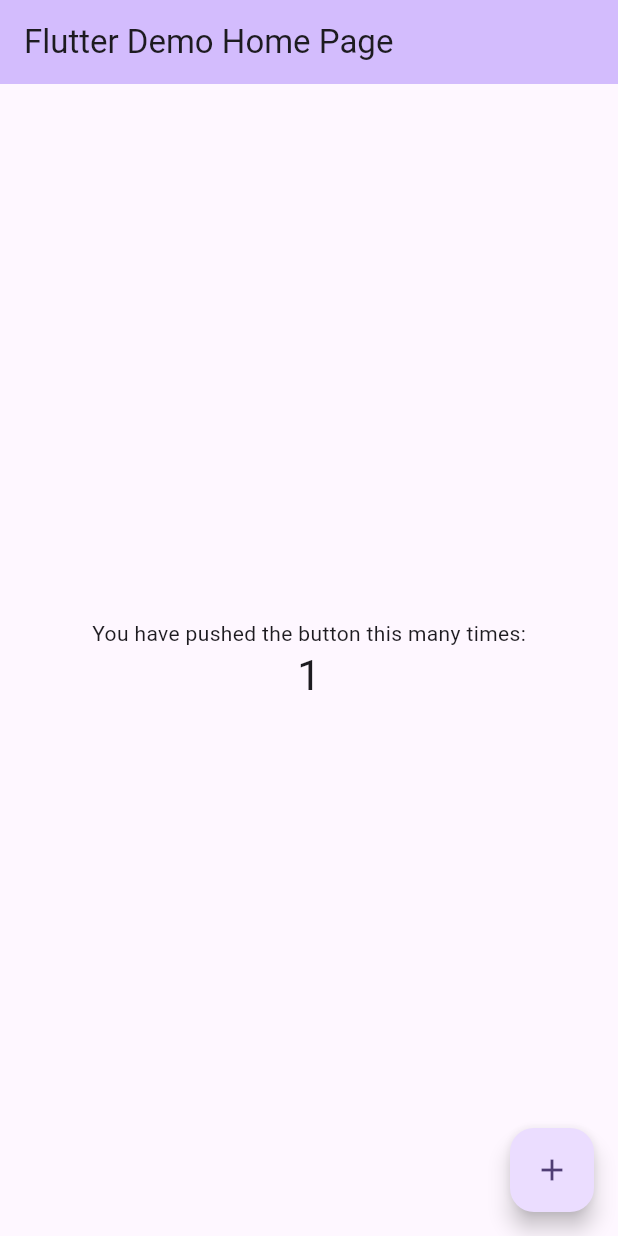
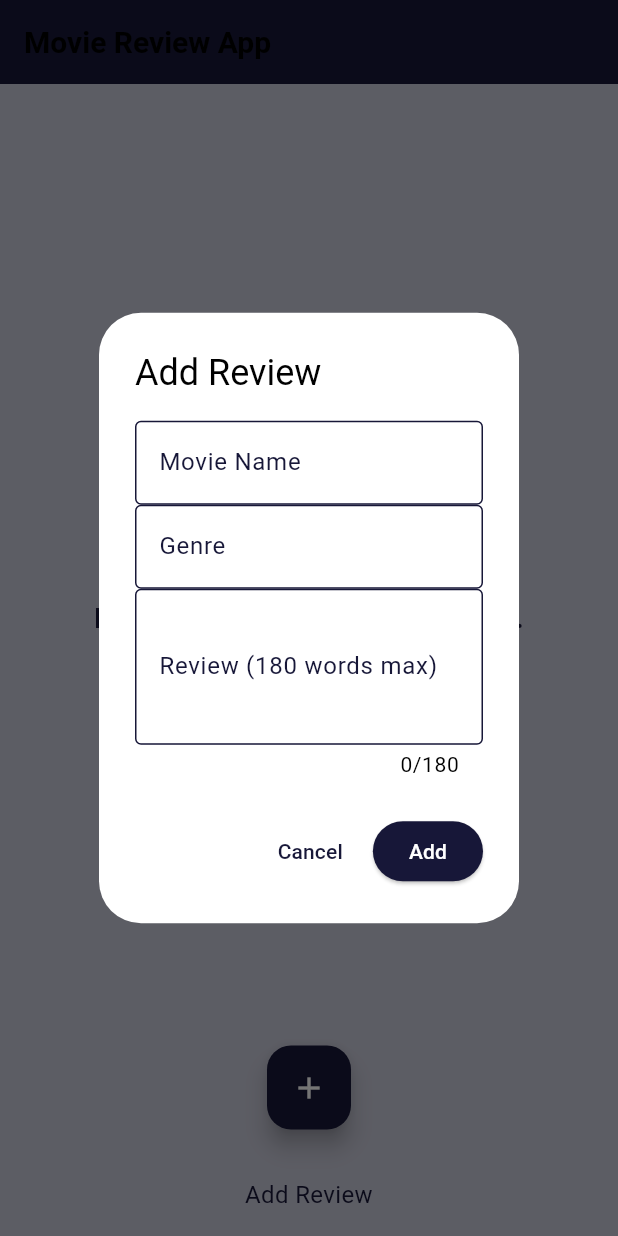
Before and after one commit to ashthejuan/movie_review_app, a Flutter app: the screen it shows after launch, after a tap on the "add" icon, on a phone screen of 412 x 824 dp. Run offline on Flutter 3.47's test engine with Material 3 defaults, Android fonts, the phone set to English and light mode, and no system bars.

Commit message:
Added the code for the app

```diff
--- a/lib/main.dart
+++ b/lib/main.dart
@@ -1,125 +1,191 @@
 import 'package:flutter/material.dart';
 
 void main() {
-  runApp(const MyApp());
+  runApp(MovieReviewApp());
 }
 
-class MyApp extends StatelessWidget {
-  const MyApp({super.key});
-
-  // This widget is the root of your application.
+class MovieReviewApp extends StatelessWidget {
   @override
   Widget build(BuildContext context) {
     return MaterialApp(
-      title: 'Flutter Demo',
+      title: 'Movie Review App',
       theme: ThemeData(
-        // This is the theme of your application.
-        //
-        // TRY THIS: Try running your application with "flutter run". You'll see
-        // the application has a purple toolbar. Then, without quitting the app,
-        // try changing the seedColor in the colorScheme below to Colors.green
-        // and then invoke "hot reload" (save your changes or press the "hot
-        // reload" button in a Flutter-supported IDE, or press "r" if you used
-        // the command line to start the app).
-        //
-        // Notice that the counter didn't reset back to zero; the application
-        // state is not lost during the reload. To reset the state, use hot
-        // restart instead.
-        //
-        // This works for code too, not just values: Most code changes can be
-        // tested with just a hot reload.
-        colorScheme: ColorScheme.fromSeed(seedColor: Colors.deepPurple),
-        useMaterial3: true,
+        primaryColor: Color(0xFF171738),
+        scaffoldBackgroundColor: Color(0xFFC9CAD9),
+
+        colorScheme: ColorScheme.light(
+          primary: Color(0xFF171738),
+          onPrimary: Colors.white,
         ),
-      home: const MyHomePage(title: 'Flutter Demo Home Page'),
+        textTheme: TextTheme(
+          titleLarge:TextStyle(fontSize: 20, fontWeight: FontWeight.bold, color: Color(0xFF171738)),
+          bodyMedium: TextStyle(fontSize: 16, color: Color(0xFF171738)),
+          bodySmall: TextStyle(fontSize: 14, color: Color(0xFF171738)),
+        ),
+
+        elevatedButtonTheme: ElevatedButtonThemeData(
+          style: ElevatedButton.styleFrom(
+            backgroundColor: Color(0xFF171738),
+            foregroundColor: Colors.white,
+          ),
+        ),
+
+        inputDecorationTheme: InputDecorationTheme(
+          labelStyle: TextStyle(color: Color(0xFF171738)),
+          focusedBorder: OutlineInputBorder(
+            borderSide: BorderSide(color: Color(0xFF171738)),
+          ),
+          enabledBorder: OutlineInputBorder(
+            borderSide: BorderSide(color: Color(0xFF171738)),
+          ),
+        ),
+      ),
+      home: MovieReviewScreen(),
     );
   }
 }
 
-class MyHomePage extends StatefulWidget {
-  const MyHomePage({super.key, required this.title});
-
-  // This widget is the home page of your application. It is stateful, meaning
-  // that it has a State object (defined below) that contains fields that affect
-  // how it looks.
-
-  // This class is the configuration for the state. It holds the values (in this
-  // case the title) provided by the parent (in this case the App widget) and
-  // used by the build method of the State. Fields in a Widget subclass are
-  // always marked "final".
-
-  final String title;
-
+class MovieReviewScreen extends StatefulWidget {
   @override
-  State<MyHomePage> createState() => _MyHomePageState();
+  _MovieReviewScreenState createState() => _MovieReviewScreenState();
 }
 
-class _MyHomePageState extends State<MyHomePage> {
-  int _counter = 0;
+class _MovieReviewScreenState extends State<MovieReviewScreen> {
+  List<Map<String, String>> reviews = [];
 
-  void _incrementCounter() {
+
+  final TextEditingController _movieNameController = TextEditingController();
+  final TextEditingController _genreController = TextEditingController();
+  final TextEditingController _reviewContoller = TextEditingController();
+
+  void _addReview(){
+    if (_movieNameController.text.isNotEmpty &&
+        _genreController.text.isNotEmpty &&
+        _reviewContoller.text.isNotEmpty){
           setState(() {
-      // This call to setState tells the Flutter framework that something has
-      // changed in this State, which causes it to rerun the build method below
-      // so that the display can reflect the updated values. If we changed
-      // _counter without calling setState(), then the build method would not be
-      // called again, and so nothing would appear to happen.
-      _counter++;
+            reviews.add({
+              'movieName': _movieNameController.text,
+              'genre': _genreController.text,
+              'review': _reviewContoller.text,
             });
+          });
+
+          _movieNameController.clear();
+          _genreController.clear();
+          _reviewContoller.clear();
+
+          Navigator.of(context).pop();
+        } else {
+          ScaffoldMessenger.of(context).showSnackBar(
+            SnackBar(content: Text('Please fill all fields')),
+          );
         }
+  }
+
+  void _showAddReviewDialog(){
+    showDialog(context: context, builder: (context){
+      return AlertDialog(
+        title: Text('Add Review'),
+        content: Column(
+          mainAxisSize: MainAxisSize.min,
+          children: [
+            TextField(
+              controller: _movieNameController,
+              decoration: InputDecoration(labelText: 'Movie Name'),
+            ),
+            TextField(
+              controller: _genreController,
+              decoration: InputDecoration(labelText: 'Genre'),
+            ),
+            TextField(
+              controller: _reviewContoller,
+              maxLines: 3,
+              maxLength: 180,
+              decoration: InputDecoration(labelText: 'Review (180 words max)'),
+            ),
+          ],
+        ),
+        actions: [
+          TextButton(onPressed: (){
+            Navigator.of(context).pop();
+          },
+          child: Text('Cancel'),
+          ),
+          ElevatedButton(onPressed: _addReview, child: Text('Add')),
+        ],
+      );
+    },
+    );
+  }
+
 
   @override
   Widget build(BuildContext context) {
-    // This method is rerun every time setState is called, for instance as done
-    // by the _incrementCounter method above.
-    //
-    // The Flutter framework has been optimized to make rerunning build methods
-    // fast, so that you can just rebuild anything that needs updating rather
-    // than having to individually change instances of widgets.
     return Scaffold(
       appBar: AppBar(
-        // TRY THIS: Try changing the color here to a specific color (to
-        // Colors.amber, perhaps?) and trigger a hot reload to see the AppBar
-        // change color while the other colors stay the same.
-        backgroundColor: Theme.of(context).colorScheme.inversePrimary,
-        // Here we take the value from the MyHomePage object that was created by
-        // the App.build method, and use it to set our appbar title.
-        title: Text(widget.title),
+        title: Text('Movie Review App'),
+        backgroundColor: Color(0xFF171738),
       ),
-      body: Center(
-        // Center is a layout widget. It takes a single child and positions it
-        // in the middle of the parent.
-        child: Column(
-          // Column is also a layout widget. It takes a list of children and
-          // arranges them vertically. By default, it sizes itself to fit its
-          // children horizontally, and tries to be as tall as its parent.
-          //
-          // Column has various properties to control how it sizes itself and
-          // how it positions its children. Here we use mainAxisAlignment to
-          // center the children vertically; the main axis here is the vertical
-          // axis because Columns are vertical (the cross axis would be
-          // horizontal).
-          //
-          // TRY THIS: Invoke "debug painting" (choose the "Toggle Debug Paint"
-          // action in the IDE, or press "p" in the console), to see the
-          // wireframe for each widget.
-          mainAxisAlignment: MainAxisAlignment.center,
-          children: <Widget>[
-            const Text(
-              'You have pushed the button this many times:',
+      body: reviews.isEmpty ? Center(
+        child: Text(
+          'No reviews yet. Tap "+" to add one.',
+          style: TextStyle(fontSize: 18, fontWeight: FontWeight.bold, color: Color(0xFF171738)),
         ),
-            Text(
-              '$_counter',
-              style: Theme.of(context).textTheme.headlineMedium,
+      )
+    : ListView.builder(
+      itemCount: reviews.length,
+      itemBuilder: (context, index) {
+        final review = reviews[index];
+        return Container(
+          padding: EdgeInsets.all(16),
+          margin: EdgeInsets.symmetric(vertical: 8, horizontal: 16),
+          decoration: BoxDecoration(
+            color: Colors.white,
+            borderRadius: BorderRadius.circular(8),
+            boxShadow: [
+              BoxShadow(
+                color: Colors.black12,
+                blurRadius: 4,
+                offset: Offset(0, 2),
               ),
             ],
           ),
+          child: Column(
+            crossAxisAlignment: CrossAxisAlignment.start,
+            children: [
+              Text(
+                review['movieName']!,
+                style: Theme.of(context).textTheme.titleLarge,
+              ),
+              SizedBox(height: 8),
+              Text(
+                'Genre: ${review['genre']}',
+                style: Theme.of(context).textTheme.bodyMedium,
+              ),
+              SizedBox(height: 8),
+              Text(
+                review['review']!,
+                style: Theme.of(context).textTheme.bodySmall,
+              ),
+            ],
+          ),
+        );
+      },
     ),
       floatingActionButton: FloatingActionButton(
-        onPressed: _incrementCounter,
-        tooltip: 'Increment',
-        child: const Icon(Icons.add),
-      ), // This trailing comma makes auto-formatting nicer for build methods.
+        onPressed: _showAddReviewDialog,
+        backgroundColor: Color(0xFF171738),
+        child: const Icon(Icons.add, color: Colors.white),
+      ),
+      floatingActionButtonLocation: FloatingActionButtonLocation.centerFloat,
+      bottomNavigationBar: Padding(
+        padding: const EdgeInsets.all(16.0),
+        child: Text(
+          'Add Review',
+          textAlign: TextAlign.center,
+          style: TextStyle(fontSize: 16, color: Color(0xFF171738)),
+        ),
+      ),
     );
   }
 }
```
Also changed, not shown: 1 other file. Lines whose indentation alone changed are shown as unchanged.
